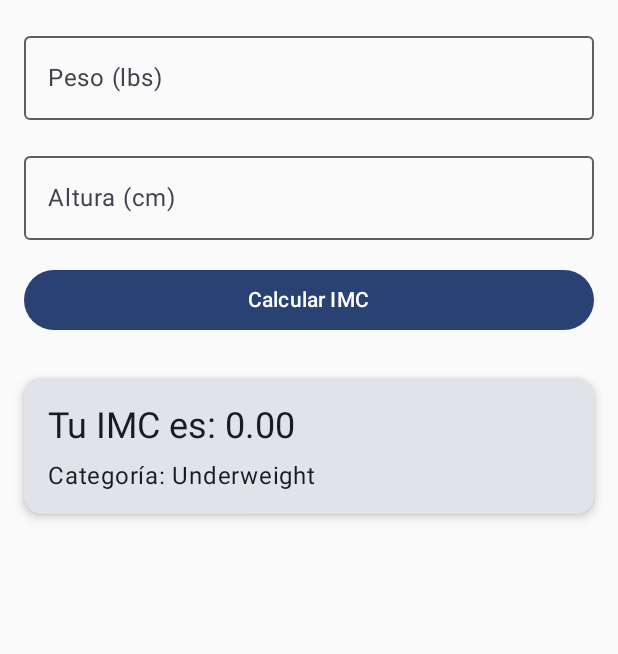
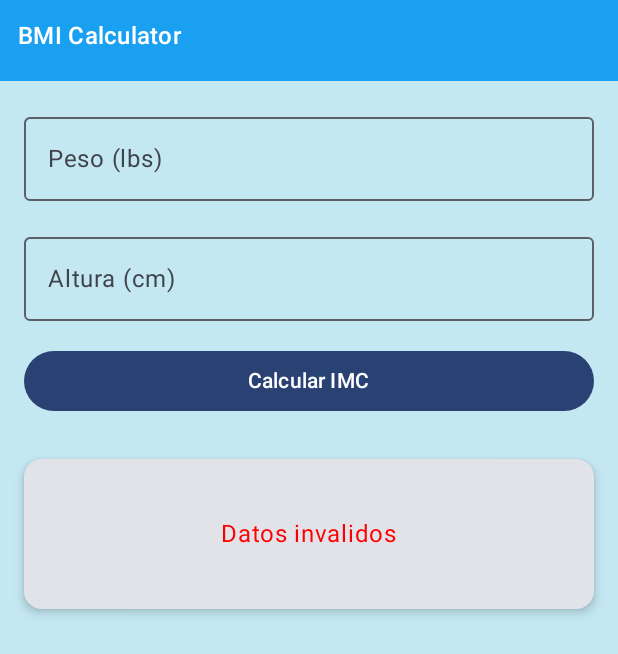
Before and after one commit to Martin-ing/lab13fundamentos, an Android app built with Jetpack Compose: the screen it shows after launch (MainActivity), after a tap on "Calcular IMC", on a phone screen of 412 x 824 dp. Shown: the top 654 px of the screen. Run offline under Robolectric (Android 15) with nearby library versions, the phone set to English and light mode, and no system bars.

Commit message:
lab terminado

```diff
--- a/app/src/main/java/com/example/bmicalculator/MainActivity.kt
+++ b/app/src/main/java/com/example/bmicalculator/MainActivity.kt
@@ -11,14 +11,39 @@ import androidx.compose.ui.Modifier
 import androidx.compose.ui.unit.dp
 import androidx.compose.ui.tooling.preview.Preview
 import com.example.bmicalculator.ui.theme.BMICalculatorTheme
+import androidx.compose.ui.graphics.Color
+import androidx.compose.foundation.background
+import androidx.compose.foundation.shape.CircleShape
+import androidx.compose.ui.Alignment
 
 class MainActivity : ComponentActivity() {
     override fun onCreate(savedInstanceState: Bundle?) {
         super.onCreate(savedInstanceState)
         enableEdgeToEdge()
         setContent {
-            BMICalculatorTheme {
-                BMICalc()
+            BMICalculatorTheme {Surface(
+                modifier = Modifier.fillMaxSize(),
+                color = Color(0xFFC4E8F2)
+                ){
+                Column {
+                    //Encabezado
+                    Box(
+                        modifier = Modifier
+                            .fillMaxWidth()
+                            .background(Color(0xFF1AA0F1))
+                            .padding(12.dp)
+                            .height(30.dp)
+                    ) {
+                        Text(
+                            text = "BMI Calculator",
+                            style = MaterialTheme.typography.titleMedium,
+                            color = Color.White
+                        )
+                    }
+                    //ejecucion de toda la app
+                    BMICalc()
+                }
+                }
             }
         }
     }
@@ -26,24 +51,37 @@ class MainActivity : ComponentActivity() {
 
 @Composable
 fun BMICalc() {
+    //variables de peso, altura, resultado y las verificaciones para mostrar el contenido
     var weight by remember { mutableStateOf("") }
     var height by remember { mutableStateOf("") }
     var bmiResult by remember { mutableStateOf<Float>(0f) }
     var showBmiResult by remember { mutableStateOf(false) }
+    var primeraVez by remember { mutableStateOf(false) }
+
     Column(
         modifier = Modifier
             .fillMaxSize()
             .padding(16.dp)
     ) {
+        //manda a llamar al form donde se ingresan los datos
         BMICalcForm(
             sbmi = showBmiResult,
             weight = weight,
             height = height,
+            //funciones que manejan los cambios de valores
             onWeightChange = { weight = it },
             onHeightChange = { height = it },
             onCalculateClick = {
                 val newWeight = weight.toFloatOrNull() ?: 0f
                 val newHeight = height.toFloatOrNull() ?: 0f
+                primeraVez = true
+                //Si alguno de los dos valores son falsos se toma el inpunt como invalido
+                if(newWeight == 0f || newHeight == 0f) {
+                    showBmiResult = false
+                }
+                else{
+                    showBmiResult = true
+                }
                 if (newHeight > 0) {
                     bmiResult = (newWeight * 0.453592f) / (newHeight * newHeight * 0.0001f)
                 }
@@ -51,15 +89,19 @@ fun BMICalc() {
         )
 
         Spacer(modifier = Modifier.height(24.dp))
-
-        BMICalcResult(sbmi = showBmiResult, bmi = bmiResult)
+        //manda a llamar a la funcion que muestra el resulado, solo si ya no es la primera vez que se preciona el boton
+        if(primeraVez) {
+            BMICalcResult(sbmi = showBmiResult, bmi = bmiResult)
+        }
 
     }
 }
 
+//En esta funcion esta el form para ingresar los datos, con los campos de texto y el boton de submit
 @Composable
 fun BMICalcForm(sbmi: Boolean,weight: String, height: String, onWeightChange: (String) -> Unit, onHeightChange: (String) -> Unit, onCalculateClick: () -> Unit) {
     Column {
+
         OutlinedTextField(
             value = weight,
             onValueChange = onWeightChange,
@@ -87,35 +129,92 @@ fun BMICalcForm(sbmi: Boolean,weight: String, height: String, onWeightChange: (S
     }
 }
 
+//Aqui se despliegan los resultados
 @Composable
 fun BMICalcResult(sbmi:Boolean, bmi: Float) {
     var category = ""
+    var circleColor = Color.Gray
 
+    //dependiendo del rango va a mostrar la condicion del usuario con un color para representar la situacion
     if (bmi < 18.5f) {
-        category = "Underweight"
+        category = "Bajo peso"
+        circleColor = Color(0xFF2196F3)
     } else if (bmi < 25f) {
         category = "Normal"
+        circleColor = Color(0xFF4CAF50)
     } else if (bmi < 30f) {
-        category = "Overweight"
+        category = "Sobre peso"
+        circleColor = Color(0xFFFFC107)
     } else {
-        category = "Obese"
+        category = "Obeso"
+        circleColor = Color(0xFFF44336)
     }
+
+    //card donde se muestran los datos
+    //dos columnas, una con el resultado numerico y otra con el texto de obesidad, normal, etc...
     Card(
         modifier = Modifier
             .fillMaxWidth()
             .padding(vertical = 4.dp),
         elevation = CardDefaults.cardElevation(defaultElevation = 4.dp)
     ){
-        Column(modifier = Modifier.padding(16.dp)) {
-            Text(
-                text = "Tu IMC es: %.2f".format(bmi),
-                style = MaterialTheme.typography.headlineSmall
-            )
-            Spacer(modifier = Modifier.height(8.dp))
-            Text(
-                text = "Categoría: $category",
-                style = MaterialTheme.typography.bodyLarge
-            )
+        //Solo si los inputs son validos va a mostrar la informacion
+        if(sbmi) {
+            Row(
+                modifier = Modifier.fillMaxWidth()
+                    .height(100.dp),
+                horizontalArrangement = Arrangement.SpaceBetween,
+                verticalAlignment = Alignment.CenterVertically
+            ) {
+                Column(
+                    modifier = Modifier
+                        .background(Color.White)
+                        .padding(16.dp)
+                        .fillMaxHeight()
+                        .weight(1f),
+                    horizontalAlignment = Alignment.CenterHorizontally
+                ) {
+                    Text(
+                        text = "Tu IMC es:",
+                        style = MaterialTheme.typography.bodyLarge
+                    )
+                    Text(
+                        text = "%.2f".format(bmi),
+                        style = MaterialTheme.typography.headlineMedium.copy(color = Color(0xFF9C27B0)) // Morado
+                    )
+                }
+                Column(
+                    modifier = Modifier
+                        .padding(16.dp)
+                        .weight(1f),
+                    horizontalAlignment = Alignment.CenterHorizontally
+                ) {
+                    Box(
+                        modifier = Modifier
+                            .size(50.dp)
+                            .background(circleColor, shape = CircleShape)
+                    )
+                    Text(
+                        text = category,
+                        style = MaterialTheme.typography.bodyLarge
+                    )
+                }
+            }
+        }
+        //De lo contrario se muestra un mensaje de error
+        else{
+            Row(
+                modifier = Modifier.fillMaxWidth()
+                    .height(100.dp),
+                horizontalArrangement = Arrangement.Center,
+                verticalAlignment = Alignment.CenterVertically
+            ) {
+                Text(
+                    text = "Datos invalidos",
+                    style = MaterialTheme.typography.bodyLarge,
+                    color = Color.Red
+                )
+            }
         }
     }
 }
```
Also changed, not shown: 1 other file.
